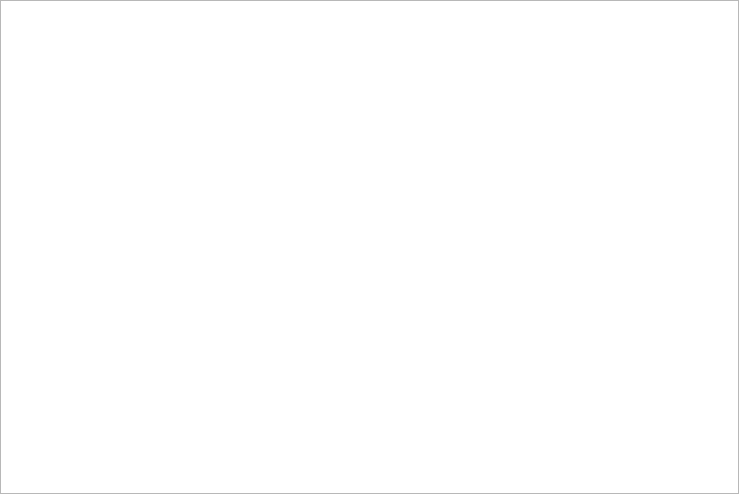
The window that agdiagramwindow.ui (antoniomenezes/agiler) describes before a commit, drawn with Qt 5.
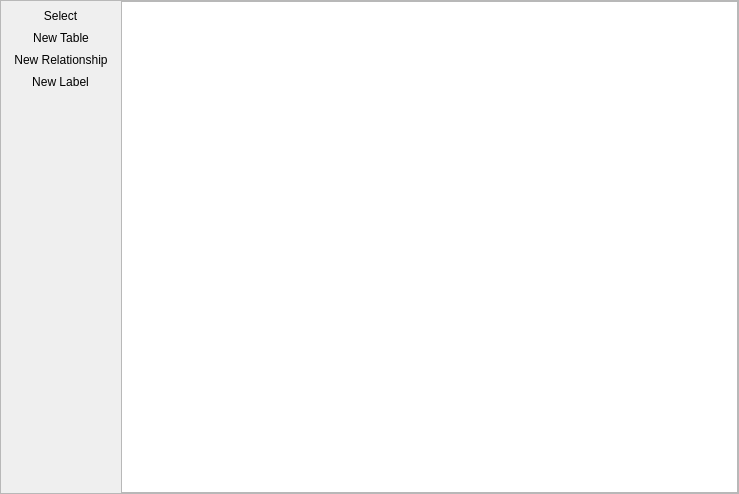
The same window after the commit. Icons and pictures are not drawn.

What changed in the file:
```diff
--- a/agdiagramwindow.ui
+++ b/agdiagramwindow.ui
@@ -13,7 +13,7 @@
   <property name="windowTitle">
    <string>Form</string>
   </property>
-  <layout class="QVBoxLayout" name="verticalLayout">
+  <layout class="QHBoxLayout" name="horizontalLayout">
    <property name="spacing">
     <number>0</number>
    </property>
@@ -30,9 +30,101 @@
     <number>0</number>
    </property>
    <item>
-    <widget class="QGraphicsView" name="graphicsView"/>
+    <widget class="QFrame" name="frame">
+     <property name="frameShape">
+      <enum>QFrame::StyledPanel</enum>
+     </property>
+     <property name="frameShadow">
+      <enum>QFrame::Raised</enum>
+     </property>
+     <layout class="QHBoxLayout" name="horizontalLayout_2">
+      <property name="spacing">
+       <number>2</number>
+      </property>
+      <property name="leftMargin">
+       <number>2</number>
+      </property>
+      <property name="topMargin">
+       <number>0</number>
+      </property>
+      <property name="rightMargin">
+       <number>0</number>
+      </property>
+      <property name="bottomMargin">
+       <number>0</number>
+      </property>
+      <item>
+       <widget class="QToolBar" name="widget">
+        <property name="orientation">
+         <enum>Qt::Vertical</enum>
+        </property>
+        <property name="iconSize">
+         <size>
+          <width>16</width>
+          <height>16</height>
+         </size>
+        </property>
+        <addaction name="actionSelect"/>
+        <addaction name="actionNew_Table"/>
+        <addaction name="actionNew_Relationship"/>
+        <addaction name="actionNew_Label"/>
+       </widget>
+      </item>
+      <item>
+       <widget class="QGraphicsView" name="graphicsView"/>
+      </item>
+     </layout>
+    </widget>
    </item>
   </layout>
+  <action name="actionSelect">
+   <property name="checkable">
+    <bool>true</bool>
+   </property>
+   <property name="icon">
+    <iconset resource="resources.qrc">
+     <normaloff>:/png/ui/png/pointer_24dp.png</normaloff>:/png/ui/png/pointer_24dp.png</iconset>
+   </property>
+   <property name="text">
+    <string>Select</string>
+   </property>
+  </action>
+  <action name="actionNew_Table">
+   <property name="checkable">
+    <bool>true</bool>
+   </property>
+   <property name="icon">
+    <iconset resource="resources.qrc">
+     <normaloff>:/png/ui/png/ic_table_24dp.png</normaloff>:/png/ui/png/ic_table_24dp.png</iconset>
+   </property>
+   <property name="text">
+    <string>New Table</string>
+   </property>
+  </action>
+  <action name="actionNew_Relationship">
+   <property name="checkable">
+    <bool>true</bool>
+   </property>
+   <property name="icon">
+    <iconset resource="resources.qrc">
+     <normaloff>:/png/ui/png/ic_crossfoot_black_24dp.png</normaloff>:/png/ui/png/ic_crossfoot_black_24dp.png</iconset>
+   </property>
+   <property name="text">
+    <string>New Relationship</string>
+   </property>
+  </action>
+  <action name="actionNew_Label">
+   <property name="checkable">
+    <bool>true</bool>
+   </property>
+   <property name="icon">
+    <iconset resource="resources.qrc">
+     <normaloff>:/png/ui/png/ic_text_format_black_24dp.png</normaloff>:/png/ui/png/ic_text_format_black_24dp.png</iconset>
+   </property>
+   <property name="text">
+    <string>New Label</string>
+   </property>
+  </action>
  </widget>
  <resources/>
  <connections/>
```
Left out of the diff: 4 changed lines with no effect on the pictures.
